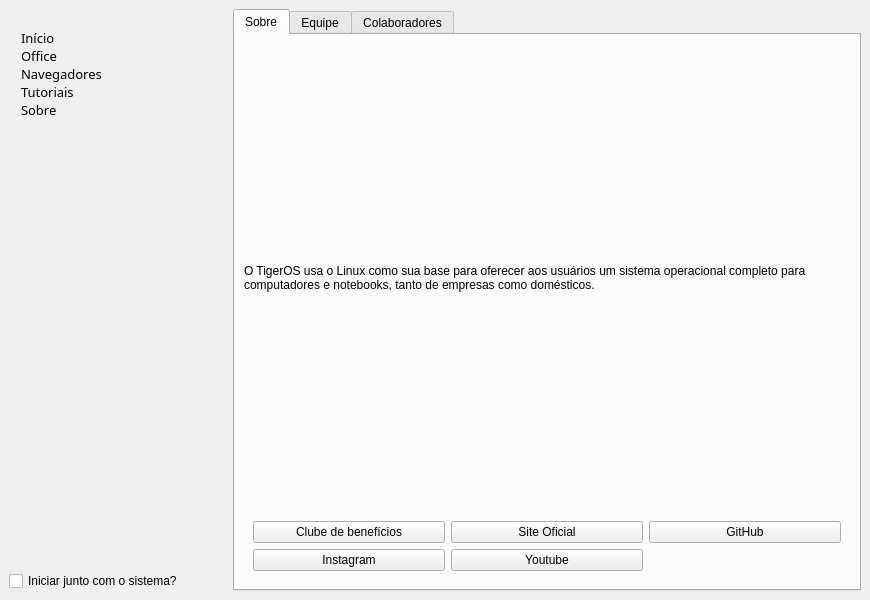
Above: welcome.next/Welcome.ui from Tiger-OperatingSystem/welcome-qt before the change. Below: the same form after it.
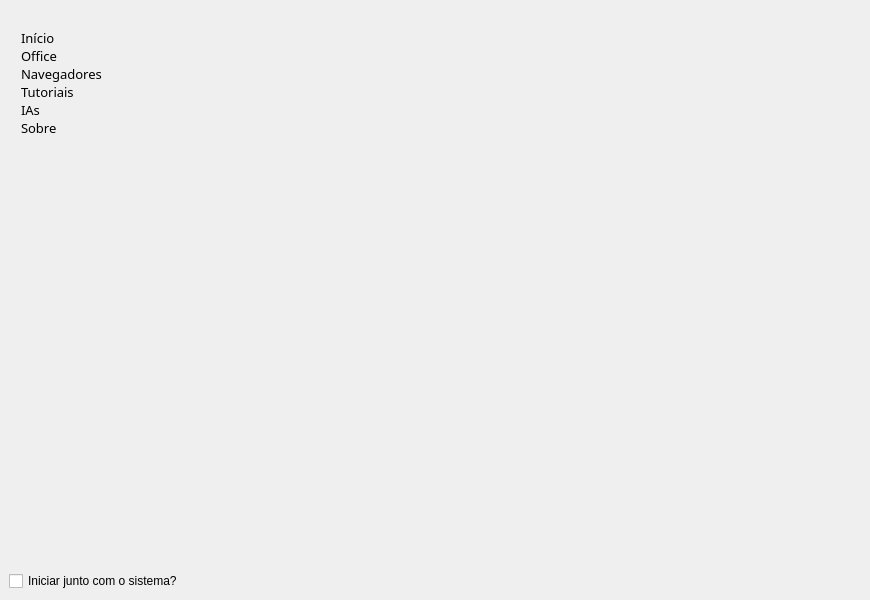
That is the form after the change. Icons and pictures are not drawn.

```diff
--- a/welcome.next/Welcome.ui
+++ b/welcome.next/Welcome.ui
@@ -136,6 +136,11 @@
             <normaloff>.</normaloff>.</iconset>
           </property>
          </item>
+         <item>
+          <property name="text">
+           <string>IAs</string>
+          </property>
+         </item>
          <item>
           <property name="text">
            <string>Sobre</string>
@@ -818,6 +823,9 @@
       <widget class="QWidget" name="page_5">
        <layout class="QGridLayout" name="classContainer"/>
       </widget>
+      <widget class="QWidget" name="page_6">
+       <layout class="QGridLayout" name="iaContainer"/>
+      </widget>
       <widget class="QWidget" name="page_4">
        <layout class="QVBoxLayout" name="verticalLayout_10">
         <item>
```
